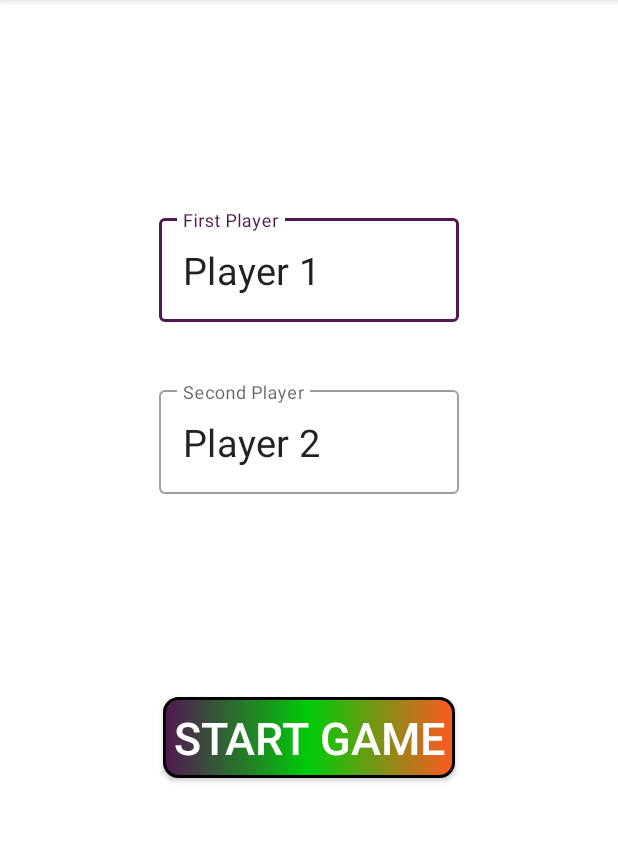
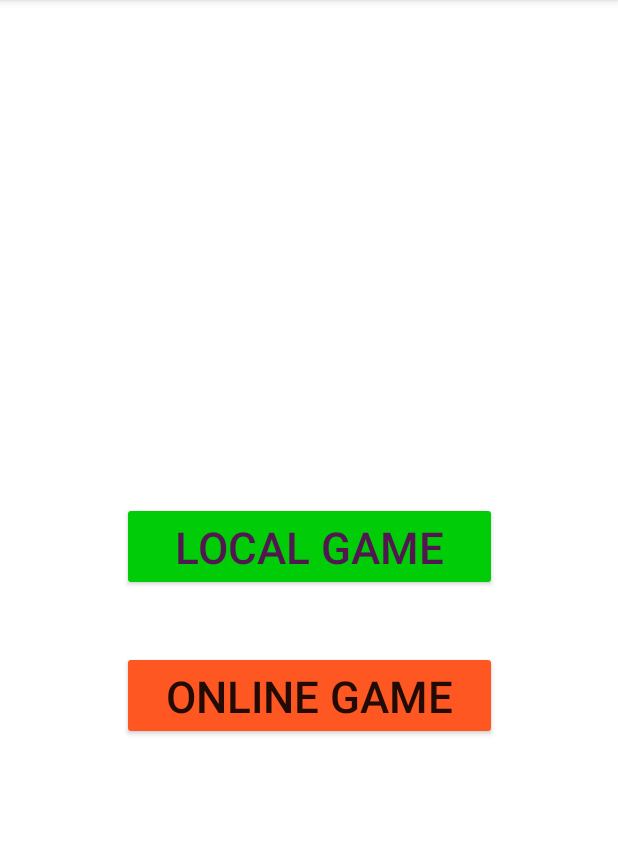
Before and after one commit to edo-edo/tic-tac-toe-kotlin-multiplayer-game, an Android app: the MultiPlayerActivity screen opened directly, with no data from a screen before it, on a phone screen of 412 x 824 dp, the part 84-926 px from its top. Run offline under Robolectric (Android 15) with nearby library versions, the phone set to English and light mode, and no system bars.

Commit message:
add game mode and Change navigation

```diff
--- a/app/build.gradle
+++ b/app/build.gradle
@@ -41,7 +41,8 @@ dependencies {
     implementation 'androidx.constraintlayout:constraintlayout:2.0.4'
     implementation 'androidx.navigation:navigation-fragment-ktx:2.3.2'
     implementation 'androidx.navigation:navigation-ui-ktx:2.3.2'
-    testImplementation 'junit:junit:4.+'
+    implementation 'androidx.legacy:legacy-support-v4:1.0.0'
+    testImplementation 'junit:junit:4.13.1'
     androidTestImplementation 'androidx.test.ext:junit:1.1.2'
     androidTestImplementation 'androidx.test.espresso:espresso-core:3.3.0'
 }
--- a/app/src/main/AndroidManifest.xml
+++ b/app/src/main/AndroidManifest.xml
@@ -10,6 +10,10 @@
         android:roundIcon="@mipmap/ic_launcher_round"
         android:supportsRtl="true"
         android:theme="@style/Theme.Tictactoekotlinmultiplayergame">
+        <activity
+            android:name=".ui.newgame.NewCPUGameActivity"
+            android:label="@string/title_activity_new_c_p_u_game"
+            android:theme="@style/Theme.Tictactoekotlinmultiplayergame.NoActionBar"></activity>
         <activity android:name=".ui.StartGameActivity">
             <intent-filter>
                 <action android:name="android.intent.action.MAIN" />
@@ -20,7 +24,7 @@
         <activity
             android:name=".ui.multiPlayer.MultiPlayerActivity"
             android:label="@string/app_name"
-            android:theme="@style/Theme.Tictactoekotlinmultiplayergame.NoActionBar"/>
+            android:theme="@style/Theme.Tictactoekotlinmultiplayergame.NoActionBar" />
     </application>
 
 </manifest>
--- /dev/null
+++ b/app/src/main/java/com/example/tic_tac_toe_kotlin_multiplayer_game/ui/multiPlayer/GameModeFragment.kt
@@ -0,0 +1,71 @@
+package com.example.tic_tac_toe_kotlin_multiplayer_game.ui.multiPlayer
+
+import android.os.Bundle
+import androidx.fragment.app.Fragment
+import android.view.LayoutInflater
+import android.view.View
+import android.view.ViewGroup
+import android.widget.Button
+import androidx.navigation.fragment.findNavController
+import com.example.tic_tac_toe_kotlin_multiplayer_game.R
+
+//// TODO: Rename parameter arguments, choose names that match
+//// the fragment initialization parameters, e.g. ARG_ITEM_NUMBER
+//private const val ARG_PARAM1 = "param1"
+//private const val ARG_PARAM2 = "param2"
+//
+///**
+// * A simple [Fragment] subclass.
+// * Use the [GameModeFragment.newInstance] factory method to
+// * create an instance of this fragment.
+// */
+class GameModeFragment : Fragment(R.layout.fragment_game_mode) {
+
+
+    override fun onViewCreated(view: View, savedInstanceState: Bundle?) {
+        super.onViewCreated(view, savedInstanceState)
+        view.findViewById<Button>(R.id.local_Game_Button).setOnClickListener {
+            findNavController().navigate(R.id.action_GameModeFragment_to_StarGameLocalMultiPlayerFragment)
+        }
+
+        view.findViewById<Button>(R.id.online_Game_Button).setOnClickListener {
+
+
+
+        }
+
+
+    }
+
+
+//    // TODO: Rename and change types of parameters
+//    private var param1: String? = null
+//    private var param2: String? = null
+//
+//    override fun onCreate(savedInstanceState: Bundle?) {
+//        super.onCreate(savedInstanceState)
+//        arguments?.let {
+//            param1 = it.getString(ARG_PARAM1)
+//            param2 = it.getString(ARG_PARAM2)
+//        }
+//    }
+//    companion object {
+//        /**
+//         * Use this factory method to create a new instance of
+//         * this fragment using the provided parameters.
+//         *
+//         * @param param1 Parameter 1.
+//         * @param param2 Parameter 2.
+//         * @return A new instance of fragment GameModeFragment.
+//         */
+//        // TODO: Rename and change types and number of parameters
+//        @JvmStatic
+//        fun newInstance(param1: String, param2: String) =
+//            GameModeFragment().apply {
+//                arguments = Bundle().apply {
+//                    putString(ARG_PARAM1, param1)
+//                    putString(ARG_PARAM2, param2)
+//                }
+//            }
+//    }
+}
--- a/app/src/main/java/com/example/tic_tac_toe_kotlin_multiplayer_game/ui/multiPlayer/OfflinePlayer.kt
+++ b/app/src/main/java/com/example/tic_tac_toe_kotlin_multiplayer_game/ui/multiPlayer/local/OfflinePlayerFragment.kt
@@ -1,4 +1,4 @@
-package com.example.tic_tac_toe_kotlin_multiplayer_game.ui.multiPlayer
+package com.example.tic_tac_toe_kotlin_multiplayer_game.ui.multiPlayer.local
 
 import android.graphics.drawable.Drawable
 import android.os.Bundle
@@ -14,7 +14,7 @@ import com.example.tic_tac_toe_kotlin_multiplayer_game.extensions.myCustomSnackb
 /**
  * A simple [Fragment] subclass is class which handle two player game on one phone.
  */
-class OfflinePlayer : Fragment(R.layout.fragment_offline_player) {
+class OfflinePlayerFragment : Fragment(R.layout.fragment_offline_player) {
     private lateinit var fistPlayerName: String
     private lateinit var secondPlayerName: String
 
--- a/app/src/main/java/com/example/tic_tac_toe_kotlin_multiplayer_game/ui/multiPlayer/StarGameLocalMultiPlayerFragment.kt
+++ b/app/src/main/java/com/example/tic_tac_toe_kotlin_multiplayer_game/ui/multiPlayer/local/StarGameLocalMultiPlayerFragment.kt
@@ -1,10 +1,8 @@
-package com.example.tic_tac_toe_kotlin_multiplayer_game.ui.multiPlayer
+package com.example.tic_tac_toe_kotlin_multiplayer_game.ui.multiPlayer.local
 
 import android.os.Bundle
 import androidx.fragment.app.Fragment
-import android.view.LayoutInflater
 import android.view.View
-import android.view.ViewGroup
 import android.widget.Button
 import android.widget.EditText
 import androidx.navigation.fragment.findNavController
@@ -30,7 +28,7 @@ class StarGameLocalMultiPlayerFragment : Fragment(R.layout.fragment_star_game_lo
                 bundle.putString("fistPlayerName", fistPlayerName.text.toString())
                 bundle.putString("secondPlayerName", secondPlayerName.text.toString())
 
-                findNavController().navigate(R.id.action_SecondFragment_to_FirstFragment,bundle)
+                findNavController().navigate(R.id.action_StarGameLocalMultiPlayerFragment_to_OfflinePlayerFragment,bundle)
             } else {
                 it.myCustomSnackbar("please fill out this fields", R.id.button_second)
             }
--- /dev/null
+++ b/app/src/main/res/layout/content_new_c_p_u_game.xml
@@ -0,0 +1,6 @@
+<?xml version="1.0" encoding="utf-8"?>
+<androidx.constraintlayout.widget.ConstraintLayout xmlns:android="http://schemas.android.com/apk/res/android"
+    xmlns:app="http://schemas.android.com/apk/res-auto"
+    android:layout_width="match_parent"
+    android:layout_height="match_parent"
+    app:layout_behavior="@string/appbar_scrolling_view_behavior"></androidx.constraintlayout.widget.ConstraintLayout>
--- /dev/null
+++ b/app/src/main/res/layout/fragment_game_mode.xml
@@ -0,0 +1,36 @@
+<?xml version="1.0" encoding="utf-8"?>
+<androidx.constraintlayout.widget.ConstraintLayout xmlns:android="http://schemas.android.com/apk/res/android"
+    xmlns:app="http://schemas.android.com/apk/res-auto"
+    xmlns:tools="http://schemas.android.com/tools"
+    android:layout_width="match_parent"
+    android:layout_height="match_parent"
+    tools:context=".ui.StartGameActivity">
+
+    <androidx.appcompat.widget.AppCompatButton
+        android:id="@+id/local_Game_Button"
+        android:layout_width="250dp"
+        android:layout_height="wrap_content"
+        android:layout_marginBottom="40dp"
+        android:backgroundTint="@color/green"
+        android:text="@string/local_game"
+        android:textColor="@color/purple"
+        android:textSize="29sp"
+        app:layout_constraintBottom_toBottomOf="parent"
+        app:layout_constraintEnd_toEndOf="parent"
+        app:layout_constraintStart_toStartOf="parent"
+        app:layout_constraintTop_toTopOf="parent" />
+
+    <androidx.appcompat.widget.AppCompatButton
+        android:id="@+id/online_Game_Button"
+        android:layout_width="250dp"
+        android:layout_height="wrap_content"
+        android:layout_marginTop="40dp"
+        android:backgroundTint="@color/orange"
+        android:text="@string/online_game"
+        android:textSize="29sp"
+        app:layout_constraintEnd_toEndOf="parent"
+        app:layout_constraintStart_toStartOf="parent"
+        app:layout_constraintTop_toBottomOf="@+id/local_Game_Button" />
+
+
+</androidx.constraintlayout.widget.ConstraintLayout>
--- a/app/src/main/res/layout/fragment_offline_player.xml
+++ b/app/src/main/res/layout/fragment_offline_player.xml
@@ -5,7 +5,7 @@
     android:layout_height="match_parent"
     android:orientation="vertical"
     android:gravity="center_horizontal"
-    tools:context=".ui.multiPlayer.OfflinePlayer">
+    tools:context=".ui.multiPlayer.local.OfflinePlayerFragment">
     <TableLayout
         android:layout_width="match_parent"
         android:layout_height="wrap_content"
--- a/app/src/main/res/layout/fragment_star_game_local_multi_player.xml
+++ b/app/src/main/res/layout/fragment_star_game_local_multi_player.xml
@@ -4,7 +4,7 @@
     xmlns:tools="http://schemas.android.com/tools"
     android:layout_width="match_parent"
     android:layout_height="match_parent"
-    tools:context=".ui.multiPlayer.StarGameLocalMultiPlayerFragment">
+    tools:context=".ui.multiPlayer.local.StarGameLocalMultiPlayerFragment">
 
     <com.google.android.material.textfield.TextInputLayout
         android:id="@+id/textview_second2"
--- a/app/src/main/res/navigation/nav_graph.xml
+++ b/app/src/main/res/navigation/nav_graph.xml
@@ -3,13 +3,45 @@
     xmlns:app="http://schemas.android.com/apk/res-auto"
     xmlns:tools="http://schemas.android.com/tools"
     android:id="@+id/nav_graph"
-    app:startDestination="@id/SecondFragment">
+    app:startDestination="@id/GameModeFragment">
+
 
     <fragment
+        android:id="@+id/GameModeFragment"
+        android:name="com.example.tic_tac_toe_kotlin_multiplayer_game.ui.multiPlayer.GameModeFragment"
+        android:label="@string/GameModeFragment"
+        tools:layout="@layout/fragment_game_mode">
+
+
+        <action
+            android:id="@+id/action_GameModeFragment_to_StarGameLocalMultiPlayerFragment"
+            app:destination="@id/StarGameLocalMultiPlayerFragment" />
+    </fragment>
+
+    <fragment
+        android:id="@+id/StarGameLocalMultiPlayerFragment"
+        android:name="com.example.tic_tac_toe_kotlin_multiplayer_game.ui.multiPlayer.local.StarGameLocalMultiPlayerFragment"
+        android:label="Star Game Local MultiPlayer Fragment"
+        tools:layout="@layout/fragment_star_game_local_multi_player">
+
+        <action
+            android:id="@+id/action_StarGameLocalMultiPlayerFragment_to_OfflinePlayerFragment"
+            app:destination="@id/OfflinePlayerFragment" />
+    </fragment>
+
+    <fragment
+        android:id="@+id/OfflinePlayerFragment"
+        android:name="com.example.tic_tac_toe_kotlin_multiplayer_game.ui.multiPlayer.local.OfflinePlayerFragment"
+        android:label="@string/OfflinePlayerFragment"
+        tools:layout="@layout/fragment_offline_player">
+
+
+    </fragment>
+    <fragment
         android:id="@+id/FirstFragment"
-        android:name="com.example.tic_tac_toe_kotlin_multiplayer_game.ui.multiPlayer.OfflinePlayer"
+        android:name="com.example.tic_tac_toe_kotlin_multiplayer_game.ui.newgame.FirstFragment"
         android:label="@string/first_fragment_label"
-        tools:layout="@layout/fragment_offline_player">
+        tools:layout="@layout/fragment_first">
 
         <action
             android:id="@+id/action_FirstFragment_to_SecondFragment"
@@ -17,12 +49,13 @@
     </fragment>
     <fragment
         android:id="@+id/SecondFragment"
-        android:name="com.example.tic_tac_toe_kotlin_multiplayer_game.ui.multiPlayer.StarGameLocalMultiPlayerFragment"
+        android:name="com.example.tic_tac_toe_kotlin_multiplayer_game.ui.newgame.SecondFragment"
         android:label="@string/second_fragment_label"
-        tools:layout="@layout/fragment_star_game_local_multi_player">
+        tools:layout="@layout/fragment_second">
 
         <action
             android:id="@+id/action_SecondFragment_to_FirstFragment"
             app:destination="@id/FirstFragment" />
     </fragment>
+
 </navigation>
--- a/app/src/main/res/values/strings.xml
+++ b/app/src/main/res/values/strings.xml
@@ -19,4 +19,11 @@
     <string name="second_player">Second Player</string>
     <string name="start_game">Start Game</string>
     <string name="zero">0</string>
+    <!-- TODO: Remove or change this placeholder text -->
+    <string name="hello_blank_fragment">Hello blank fragment</string>
+    <string name="online_game">Online Game</string>
+    <string name="local_game">Local Game</string>
+    <string name="GameModeFragment">Game Mode Fragment</string>
+    <string name="OfflinePlayerFragment">Offline Player Fragment</string>
+    <string name="title_activity_new_c_p_u_game">NewCPUGameActivity</string>
 </resources>
```
Also changed, not shown: app/src/main/java/com/example/tic_tac_toe_kotlin_multiplayer_game/ui/multiPlayer/online/StarGameOnlineMultiPlayerFragment.kt (added, +37 -0 lines), app/src/main/java/com/example/tic_tac_toe_kotlin_multiplayer_game/ui/newgame/FirstFragment.kt (added, +32 -0 lines), app/src/main/java/com/example/tic_tac_toe_kotlin_multiplayer_game/ui/newgame/NewCPUGameActivity.kt (added, +21 -0 lines), app/src/main/java/com/example/tic_tac_toe_kotlin_multiplayer_game/ui/newgame/SecondFragment.kt (added, +32 -0 lines), app/src/main/res/layout/activity_new_c_p_u_game.xml (added, +33 -0 lines), app/src/main/res/layout/fragment_first.xml (added, +28 -0 lines), app/src/main/res/layout/fragment_second.xml (added, +27 -0 lines).
